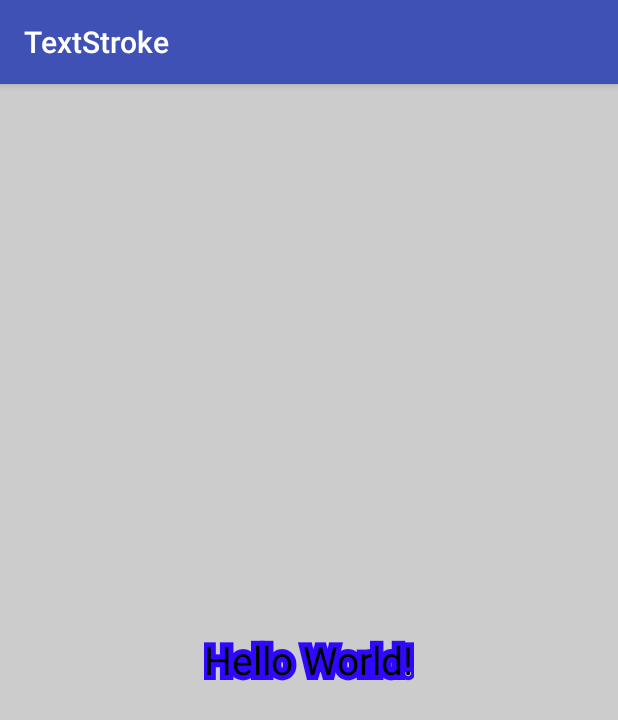
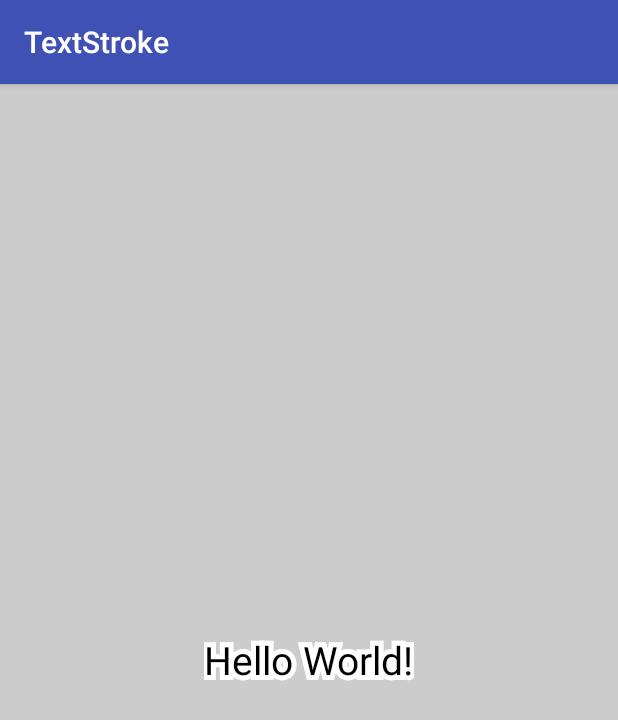
Before and after one commit to qwertxyz/TextStroke, an Android app: the screen it shows after launch (MainActivity), on a phone screen of 412 x 824 dp. Shown: the top 720 px of the screen. Run offline under Robolectric (Android 15) with nearby library versions, the phone set to English and light mode, and no system bars.

Commit message:
add image
add image

```diff
--- a/app/src/main/java/com/liujy/textstroke/StrokeTextView.java
+++ b/app/src/main/java/com/liujy/textstroke/StrokeTextView.java
@@ -35,7 +35,7 @@ public class StrokeTextView extends TextView {
         TextPaint tp1 = storekeText.getPaint();
         tp1.setStrokeWidth(10);                          // 设置描边宽度
         tp1.setStyle(Style.STROKE);                     // 对文字只描边
-        storekeText.setTextColor(0xFF3008FF);            // 设置描边颜色
+        storekeText.setTextColor(0xFFFFFFFF);            // 设置描边颜色
         storekeText.setGravity(getGravity());
     }
 
```
Also changed, not shown: 2 other files.
